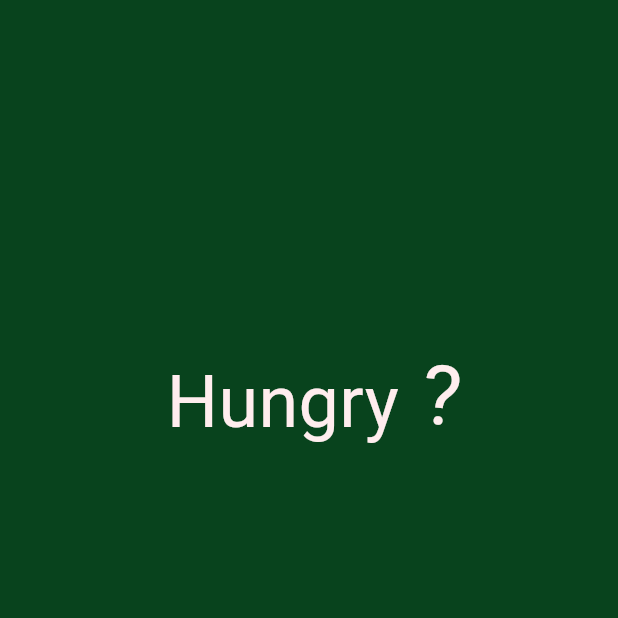
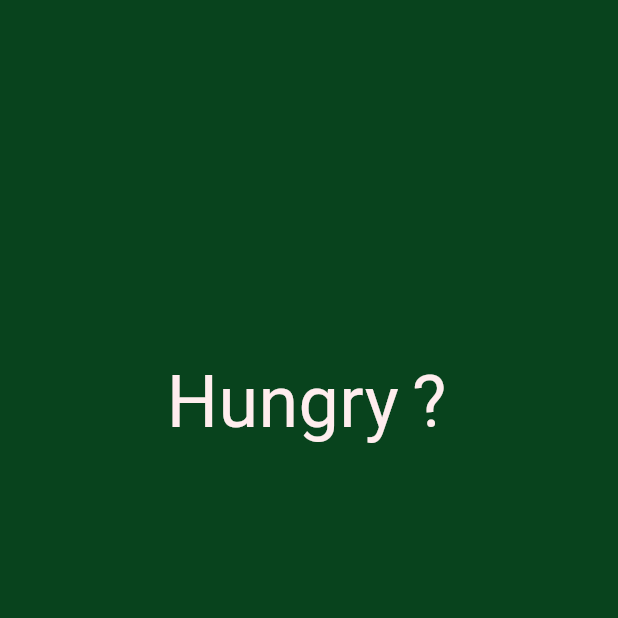
Before and after one commit to AhmedElgendy2004/Food_App, a Flutter app: the SplashView screen opened directly, on a phone screen of 412 x 824 dp, the top half of it. Run offline on Flutter 3.47's test engine with Material 3 defaults, Android fonts, the phone set to English and light mode, and no system bars; our stand-ins replace google_fonts; missing offline and left inert: flutter_gap.

Commit message:
style: add Duration to splash view

```diff
--- a/lib/core/widgets/app_logo.dart
+++ b/lib/core/widgets/app_logo.dart
@@ -35,7 +35,7 @@ class _AppLogoState extends State<AppLogo> with SingleTickerProviderStateMixin {
 
     _controller = AnimationController(
       vsync: this,
-      duration: const Duration(milliseconds: 2000),
+      duration: const Duration(milliseconds: 1000),
     );
 
     // حركة ميلان بسيطة توحي بالتساؤل والحيرة
--- a/lib/main.dart
+++ b/lib/main.dart
@@ -1,5 +1,5 @@
 import 'package:flutter/material.dart';
-import 'package:hungry_food_app/features/auth/view/sign_in_view.dart';
+import 'package:hungry_food_app/splash.dart';
 
 void main() {
   runApp(const MyApp());
@@ -13,7 +13,7 @@ class MyApp extends StatelessWidget {
     return MaterialApp(
       debugShowCheckedModeBanner: false,
       title: 'Hungry App',
-      home: SignInView(),
+      home: SplashView(),
     );
   }
 }
--- a/lib/splash.dart
+++ b/lib/splash.dart
@@ -2,15 +2,36 @@ import 'package:flutter/material.dart';
 import 'package:hungry_food_app/core/constants/app_assets.dart';
 import 'package:hungry_food_app/core/constants/app_colors.dart';
 import 'package:hungry_food_app/core/widgets/app_logo.dart';
+import 'package:hungry_food_app/features/auth/view/sign_in_view.dart';
 
-class SplashView extends StatelessWidget {
+class SplashView extends StatefulWidget {
   const SplashView({super.key});
+
+  @override
+  State<SplashView> createState() => _SplashViewState();
+}
+
+class _SplashViewState extends State<SplashView> {
+  @override
+  void initState() {
+    super.initState();
+    _navigateToNextScreen();
+  }
+
+  void _navigateToNextScreen() {
+    Future.delayed(const Duration(seconds: 4), () {
+      if (!mounted) return;
+      Navigator.pushReplacement(
+        context,
+        MaterialPageRoute(builder: (context) => const SignInView()),
+      );
+    });
+  }
 
   @override
   Widget build(BuildContext context) {
     return Scaffold(
       backgroundColor: AppColors.primary,
-      //body
       body: SizedBox(
         width: double.infinity,
         height: double.infinity,
@@ -18,11 +39,9 @@ class SplashView extends StatelessWidget {
           crossAxisAlignment: CrossAxisAlignment.center,
           mainAxisAlignment: MainAxisAlignment.spaceBetween,
           children: [
-            Spacer(flex: 2),
-            //logo
+            const Spacer(flex: 2),
             const AppLogo(),
-            Spacer(flex: 2),
-            //image
+            const Spacer(flex: 2),
             Image.asset(AppAsset.splashImage),
           ],
         ),
```
